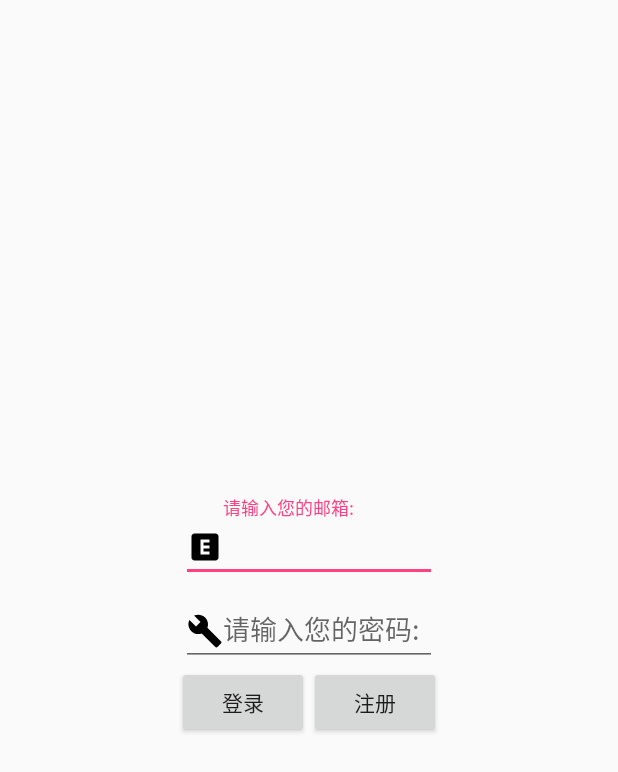
After one commit to chenyong1991/news, an Android app: the InfoActivity screen opened directly, with no data from a screen before it, on a phone screen of 412 x 824 dp. The commit adds this screen. Shown: the top 772 px of the screen. Run offline under Robolectric (Android 15) with nearby library versions, the phone set to English and light mode, and no system bars; our stand-ins replace ButterKnife; libraries missing offline, so code that uses them is left out: com.wilddog.wilddogauth.

Commit message:
第四次提交

```diff
--- a/app/src/main/AndroidManifest.xml
+++ b/app/src/main/AndroidManifest.xml
@@ -24,7 +24,10 @@
             </intent-filter>
         </activity>
         <activity android:name=".activity.LeadActivity" />
-        <activity android:name=".activity.WebActivity"></activity>
+        <activity
+            android:name=".activity.WebActivity"
+            android:theme="@style/myTheme" />
+        <activity android:name=".activity.InfoActivity"></activity>
     </application>
 
 </manifest>
--- /dev/null
+++ b/app/src/main/java/com/example/news/activity/InfoActivity.java
@@ -0,0 +1,211 @@
+package com.example.news.activity;
+
+import android.content.DialogInterface;
+import android.content.Intent;
+import android.graphics.Bitmap;
+import android.os.Bundle;
+import android.provider.MediaStore;
+import android.support.design.widget.TextInputEditText;
+import android.support.design.widget.TextInputLayout;
+import android.support.v7.app.AlertDialog;
+import android.support.v7.app.AppCompatActivity;
+import android.text.Editable;
+import android.text.TextWatcher;
+import android.util.Base64;
+import android.util.Log;
+import android.view.View;
+import android.widget.Toast;
+
+import com.example.news.App;
+import com.example.news.R;
+import com.wilddog.wilddogauth.core.Task;
+import com.wilddog.wilddogauth.core.listener.OnCompleteListener;
+import com.wilddog.wilddogauth.core.result.AuthResult;
+import com.wilddog.wilddogauth.model.WilddogUser;
+
+import java.io.ByteArrayOutputStream;
+
+import butterknife.BindView;
+import butterknife.ButterKnife;
+
+public class InfoActivity extends AppCompatActivity {
+
+    @BindView(R.id.et_email_activity_info)
+    TextInputEditText etEmailActivityInfo;
+    @BindView(R.id.et_email_layout_activity_info)
+    TextInputLayout etEmailLayoutActivityInfo;
+    @BindView(R.id.et_password_activity_info)
+    TextInputEditText etPasswordActivityInfo;
+    @BindView(R.id.et_password_layout_activity_info)
+    TextInputLayout etPasswordLayoutActivityInfo;
+
+    @Override
+    protected void onCreate(Bundle savedInstanceState) {
+        super.onCreate(savedInstanceState);
+        setContentView(R.layout.activity_info);
+        ButterKnife.bind(this);
+
+        etEmailActivityInfo.addTextChangedListener(new TextWatcher() {
+            @Override
+            public void beforeTextChanged(CharSequence s, int start, int count, int after) {
+
+            }
+
+            @Override
+            public void onTextChanged(CharSequence s, int start, int before, int count) {
+
+            }
+
+            @Override
+            public void afterTextChanged(Editable s) {
+
+                if (s.toString().trim().length() < 6) {
+
+                    etEmailLayoutActivityInfo.setError("邮箱不能少于6个字符！");
+
+                } else {
+
+                    etEmailLayoutActivityInfo.setErrorEnabled(false);
+
+                }
+
+            }
+        });
+
+        etPasswordActivityInfo.addTextChangedListener(new TextWatcher() {
+            @Override
+            public void beforeTextChanged(CharSequence s, int start, int count, int after) {
+
+            }
+
+            @Override
+            public void onTextChanged(CharSequence s, int start, int before, int count) {
+
+            }
+
+            @Override
+            public void afterTextChanged(Editable s) {
+
+                if (s.toString().trim().length() < 6) {
+
+                    etPasswordLayoutActivityInfo.setError("password不能少于6个字符！");
+
+                } else {
+
+                    etPasswordLayoutActivityInfo.setErrorEnabled(false);
+
+                }
+
+            }
+        });
+
+
+    }
+
+    public void register(View v) {
+
+        String email = etEmailActivityInfo.getText().toString().trim();
+        String password = etPasswordActivityInfo.getText().toString().trim();
+
+        App.auth.createUserWithEmailAndPassword(email, password)
+                .addOnCompleteListener(this, new OnCompleteListener<AuthResult>() {
+                    @Override
+                    public void onComplete(Task<AuthResult> task) {
+                        if (task.isSuccessful()) {
+                            // 获取用户
+                            WilddogUser user = task.getResult().getWilddogUser();
+                            App.user = user;
+                        } else {
+                            // 错误处理
+                            Log.d("result", task.getException().toString());
+
+                        }
+                    }
+                });
+
+    }
+
+    public void login(View v) {
+
+        String email = etEmailActivityInfo.getText().toString().trim();
+        String password = etPasswordActivityInfo.getText().toString().trim();
+
+        App.auth.signInWithEmailAndPassword(email, password)
+                .addOnCompleteListener(this, new OnCompleteListener<AuthResult>() {
+                    @Override
+                    public void onComplete( Task<AuthResult> task) {
+                        Log.d(InfoActivity.class.getName(), "signInWithEmail:onComplete:" + task.isSuccessful());
+                        if (!task.isSuccessful()) {
+                            Log.w(InfoActivity.class.getName(), "signInWithEmail", task.getException());
+                            Toast.makeText(InfoActivity.this, "Authentication failed.",
+                                    Toast.LENGTH_SHORT).show();
+                        }else {
+
+                            showDialog();
+
+                        }
+                    }
+                });
+
+    }
+
+    private void showDialog() {
+
+        AlertDialog.Builder builder = new AlertDialog.Builder(this);
+
+        builder.setTitle("请选择您的头像")
+                .setItems(new String[]{"照相", "图库"}, new DialogInterface.OnClickListener() {
+                    @Override
+                    public void onClick(DialogInterface dialog, int which) {
+
+                        switch (which) {
+
+                            case 0:
+                                fromCamera();
+                                break;
+
+                            case 1:
+                                fromGallery();
+                                break;
+                        }
+
+                    }
+                }).show();
+
+    }
+
+    private void fromGallery() {
+    }
+
+    private void fromCamera() {
+        //
+        Intent intent = new Intent(MediaStore.ACTION_IMAGE_CAPTURE);
+        startActivityForResult(intent,0);
+
+    }
+
+    @Override
+    protected void onActivityResult(int requestCode, int resultCode, Intent data) {
+        super.onActivityResult(requestCode, resultCode, data);
+
+        if(requestCode == 0 && resultCode == RESULT_OK){
+
+            Bundle extras = data.getExtras();
+
+            Bitmap bitmap = (Bitmap) extras.get("data");
+            //bitmap不能直接上传到云端，因为网络传输图片时，会有些字符无法识别，acsii 128 % & *  大小写字母+ + -  26+26+2 = 64  base64
+            //如果遇到网络图片传输问题，首先要把图片进行base64转化  ascii  base64 iso-8859-1 utf-8
+            //都是 二进制  0101 0101 1011 1010 1101010101   8 * 8  = 3 + 3 = 6
+            //ascii 8位
+            //base64 6位
+
+            //把bitmap转化字符串，字符串就可以在网络上传输
+            ByteArrayOutputStream out = new ByteArrayOutputStream();
+            bitmap.compress(Bitmap.CompressFormat.PNG,100,out);
+            String imgStr = Base64.encodeToString(out.toByteArray(), Base64.DEFAULT);
+            App.ref.child(App.user.getUid()).setValue(imgStr);
+
+        }
+
+    }
+}
--- /dev/null
+++ b/app/src/main/res/drawable/email.xml
@@ -0,0 +1,9 @@
+<vector xmlns:android="http://schemas.android.com/apk/res/android"
+        android:width="24dp"
+        android:height="24dp"
+        android:viewportWidth="24.0"
+        android:viewportHeight="24.0">
+    <path
+        android:fillColor="#FF000000"
+        android:pathData="M19,3L5,3c-1.1,0 -2,0.9 -2,2v14c0,1.1 0.9,2 2,2h14c1.1,0 2,-0.9 2,-2L21,5c0,-1.1 -0.9,-2 -2,-2zM15,9h-4v2h4v2h-4v2h4v2L9,17L9,7h6v2z"/>
+</vector>
--- /dev/null
+++ b/app/src/main/res/drawable/password.xml
@@ -0,0 +1,9 @@
+<vector xmlns:android="http://schemas.android.com/apk/res/android"
+        android:width="24dp"
+        android:height="24dp"
+        android:viewportWidth="24.0"
+        android:viewportHeight="24.0">
+    <path
+        android:fillColor="#FF000000"
+        android:pathData="M22.7,19l-9.1,-9.1c0.9,-2.3 0.4,-5 -1.5,-6.9 -2,-2 -5,-2.4 -7.4,-1.3L9,6 6,9 1.6,4.7C0.4,7.1 0.9,10.1 2.9,12.1c1.9,1.9 4.6,2.4 6.9,1.5l9.1,9.1c0.4,0.4 1,0.4 1.4,0l2.3,-2.3c0.5,-0.4 0.5,-1.1 0.1,-1.4z"/>
+</vector>
--- /dev/null
+++ b/app/src/main/res/layout/activity_info.xml
@@ -0,0 +1,75 @@
+<?xml version="1.0" encoding="utf-8"?>
+<RelativeLayout xmlns:android="http://schemas.android.com/apk/res/android"
+    xmlns:tools="http://schemas.android.com/tools"
+    android:id="@+id/activity_info"
+    android:layout_width="match_parent"
+    android:layout_height="match_parent"
+    android:gravity="center"
+    tools:context="com.example.news.activity.InfoActivity">
+
+    <LinearLayout
+        android:layout_width="match_parent"
+        android:layout_height="wrap_content"
+        android:gravity="center"
+        android:orientation="vertical"
+        >
+
+        <android.support.design.widget.TextInputLayout
+            android:id="@+id/et_email_layout_activity_info"
+            android:layout_width="wrap_content"
+            android:layout_height="wrap_content">
+
+        <android.support.design.widget.TextInputEditText
+            android:id="@+id/et_email_activity_info"
+            android:layout_width="wrap_content"
+            android:layout_height="wrap_content"
+            android:hint="请输入您的邮箱:"
+            android:drawableLeft="@drawable/email"
+            android:ems="8"
+            />
+
+        </android.support.design.widget.TextInputLayout>
+
+        <android.support.design.widget.TextInputLayout
+            android:id="@+id/et_password_layout_activity_info"
+            android:layout_width="wrap_content"
+            android:layout_height="wrap_content">
+
+            <android.support.design.widget.TextInputEditText
+                android:id="@+id/et_password_activity_info"
+                android:layout_width="wrap_content"
+                android:layout_height="wrap_content"
+                android:hint="请输入您的密码:"
+                android:inputType="textPassword"
+                android:ems="8"
+                android:drawableLeft="@drawable/password"
+                />
+
+        </android.support.design.widget.TextInputLayout>
+
+
+        <LinearLayout
+            android:layout_width="wrap_content"
+            android:layout_height="wrap_content">
+
+            <Button
+                android:layout_width="wrap_content"
+                android:layout_height="wrap_content"
+                android:text="登录"
+                android:onClick="login"
+                />
+
+            <Button
+                android:layout_width="wrap_content"
+                android:layout_height="wrap_content"
+                android:text="注册"
+                android:onClick="register"
+                />
+
+        </LinearLayout>
+
+
+    </LinearLayout>
+
+
+</RelativeLayout>
--- /dev/null
+++ b/app/src/main/res/values-v21/styles.xml
@@ -0,0 +1,10 @@
+<?xml version="1.0" encoding="utf-8"?>
+<resources>
+
+    <style name="myTheme" parent="AppTheme">
+
+        <item name="android:statusBarColor">@android:color/transparent</item>
+
+    </style>
+
+</resources>
--- a/app/src/main/res/values/styles.xml
+++ b/app/src/main/res/values/styles.xml
@@ -8,6 +8,13 @@
         <item name="colorAccent">@color/colorAccent</item>
         <item name="windowNoTitle">true</item>
         <item name="windowActionBar">true</item>
+
     </style>
 
+    <style name="myTheme" parent="AppTheme">
+
+    </style>
+
+
+
 </resources>
```
Also changed, not shown: app/build.gradle (+10 -0 lines), app/src/main/java/com/example/news/App.java (+18 -0 lines), app/src/main/java/com/example/news/activity/MainActivity.java (+19 -0 lines), app/src/main/java/com/example/news/activity/WebActivity.java (+66 -2 lines), app/src/main/java/com/example/news/fragmnet/NewsBeanFragmnet.java (+20 -1 lines), app/src/main/res/layout/activity_web.xml (+12 -3 lines), app/src/main/res/layout/layout_header_navgation_activity_main.xml (+9 -5 lines).
